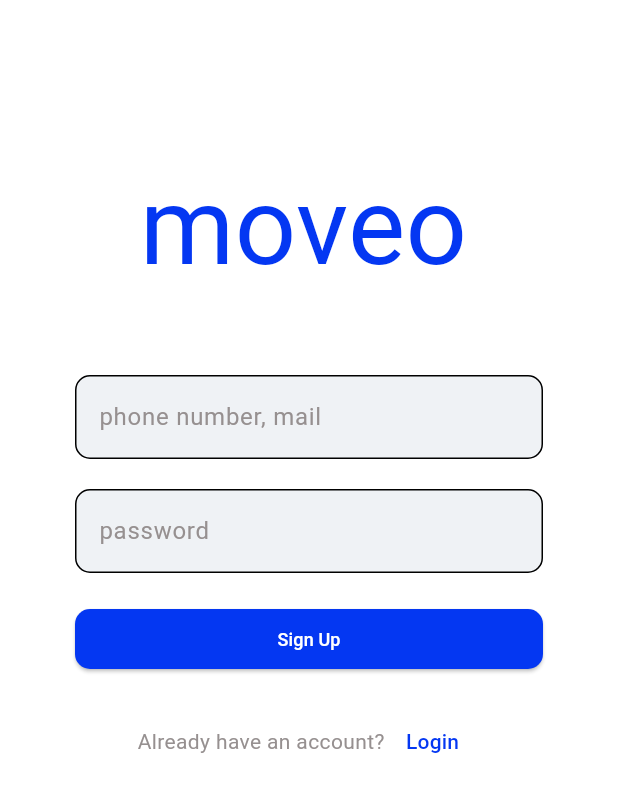
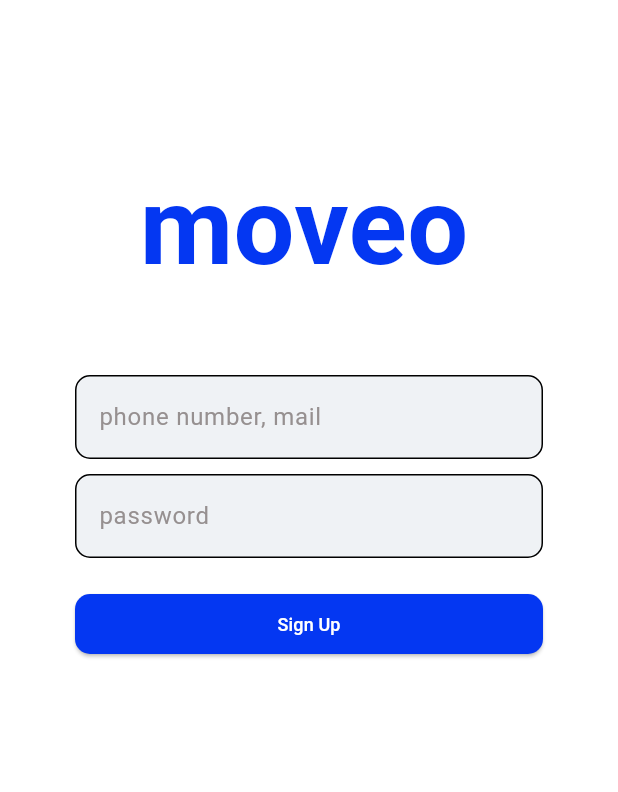
Before and after one commit to LackLiYt/Moveo, a Flutter app: the screen it shows after launch, after a tap on "Sign up", on a phone screen of 412 x 824 dp. Shown: the top 792 px of the screen. Run offline on Flutter 3.47's test engine with Material 3 defaults, Android fonts, the phone set to English and light mode, and no system bars; our stand-ins replace appwrite; network calls fail; Roboto replaces fonts that are missing (Arial Rounded MT Bold, Montserrat-Bold); project files that could hold a hidden picture were left out.

Commit message:
+/- пофікшений allign сторінки логіна

```diff
--- a/lib/pages/login_page.dart
+++ b/lib/pages/login_page.dart
@@ -56,27 +56,23 @@ class _LoginPageState extends State<LoginPage> {
           color: Colors.white,
           borderRadius: BorderRadius.circular(55),
         ),
-        child: Stack(
+        child: Column(
+          mainAxisAlignment:
+              MainAxisAlignment.center, // Center elements vertically
           children: [
-            const Positioned(
-              left: 73,
-              top: 100,
-              child: Text(
+            const SizedBox(height: 200),
+            const Text(
               'moveo',
               textAlign: TextAlign.center,
               style: TextStyle(
                 color: Color(0xFF0437F2),
                 fontSize: 72,
-                  fontFamily: 'Montserrat Bold',
+                fontFamily: 'Montserrat-Bold',
                 fontWeight: FontWeight.w700,
               ),
             ),
-            ),
-            Positioned(
-              left: 30,
-              top: 250,
-              right: 30,
-              child: Column(
+            const SizedBox(height: 20), // Space between 'moveo' and text fields
+            Column(
               children: [
                 TextField(
                   controller: emailTextController,
@@ -91,7 +87,7 @@ class _LoginPageState extends State<LoginPage> {
                     fillColor: const Color(0xFFEFF2F5),
                   ),
                 ),
-                  const SizedBox(height: 20),
+                const SizedBox(height: 10),
                 TextField(
                   controller: passwordTextController,
                   obscureText: true,
@@ -106,12 +102,15 @@ class _LoginPageState extends State<LoginPage> {
                     fillColor: const Color(0xFFEFF2F5),
                   ),
                 ),
-                  const SizedBox(height: 20),
-                  TextButton(
+                const SizedBox(height: 10),
+                Align(
+                  alignment: Alignment.centerRight,
+                  child: TextButton(
                     onPressed: () => Navigator.push(
                       context,
                       MaterialPageRoute(
-                          builder: (context) => ForgotPasswordPage()),
+                        builder: (context) => ForgotPasswordPage(),
+                      ),
                     ),
                     child: const Text(
                       'Forgot password?',
@@ -123,7 +122,9 @@ class _LoginPageState extends State<LoginPage> {
                       ),
                     ),
                   ),
-                  const SizedBox(height: 20),
+                ),
+                const SizedBox(
+                    height: 20), // Space between button and text fields
                 ElevatedButton(
                   onPressed: signIn,
                   style: ElevatedButton.styleFrom(
@@ -138,7 +139,9 @@ class _LoginPageState extends State<LoginPage> {
                     style: TextStyle(color: Colors.white, fontSize: 12),
                   ),
                 ),
-                  const SizedBox(height: 20),
+              ],
+            ),
+            const Spacer(), // Pushes "Don't have an account?" to the bottom
             Row(
               mainAxisAlignment: MainAxisAlignment.center,
               children: [
@@ -167,9 +170,6 @@ class _LoginPageState extends State<LoginPage> {
           ],
         ),
       ),
-          ],
-        ),
-      ),
     );
   }
 }
--- a/lib/pages/signup_page.dart
+++ b/lib/pages/signup_page.dart
@@ -67,8 +67,8 @@ class _SignUpPageState extends State<SignUpPage> {
                 style: TextStyle(
                   color: Color(0xFF0437F2),
                   fontSize: 72,
-                  fontFamily: 'Arial Rounded MT Bold',
-                  fontWeight: FontWeight.w400,
+                  fontFamily: 'Montserrat-Bold',
+                  fontWeight: FontWeight.w700,
                 ),
               ),
             ),
@@ -91,7 +91,7 @@ class _SignUpPageState extends State<SignUpPage> {
                       fillColor: const Color(0xFFEFF2F5),
                     ),
                   ),
-                  const SizedBox(height: 20),
+                  const SizedBox(height: 10),
                   TextField(
                     controller: passwordTextController,
                     obscureText: true,
@@ -121,7 +121,7 @@ class _SignUpPageState extends State<SignUpPage> {
                       style: TextStyle(color: Colors.white, fontSize: 12),
                     ),
                   ),
-                  const SizedBox(height: 20),
+                  const SizedBox(height: 405),
                   Row(
                     mainAxisAlignment: MainAxisAlignment.center,
                     children: [
--- a/lib/pages/tabs_page.dart
+++ b/lib/pages/tabs_page.dart
@@ -27,7 +27,7 @@ class _TabsPageState extends State<TabsPage> {
       bottomNavigationBar: BottomNavigationBar(
         items: const [
           BottomNavigationBarItem(
-              icon: Icon(Icons.message_outlined), label: "Messages"),
+              icon: Icon(Icons.message_outlined), label: "Home"),
           BottomNavigationBarItem(
               icon: Icon(Icons.account_circle_outlined), label: "Account")
         ],
```
Lines whose indentation alone changed are shown as unchanged.
